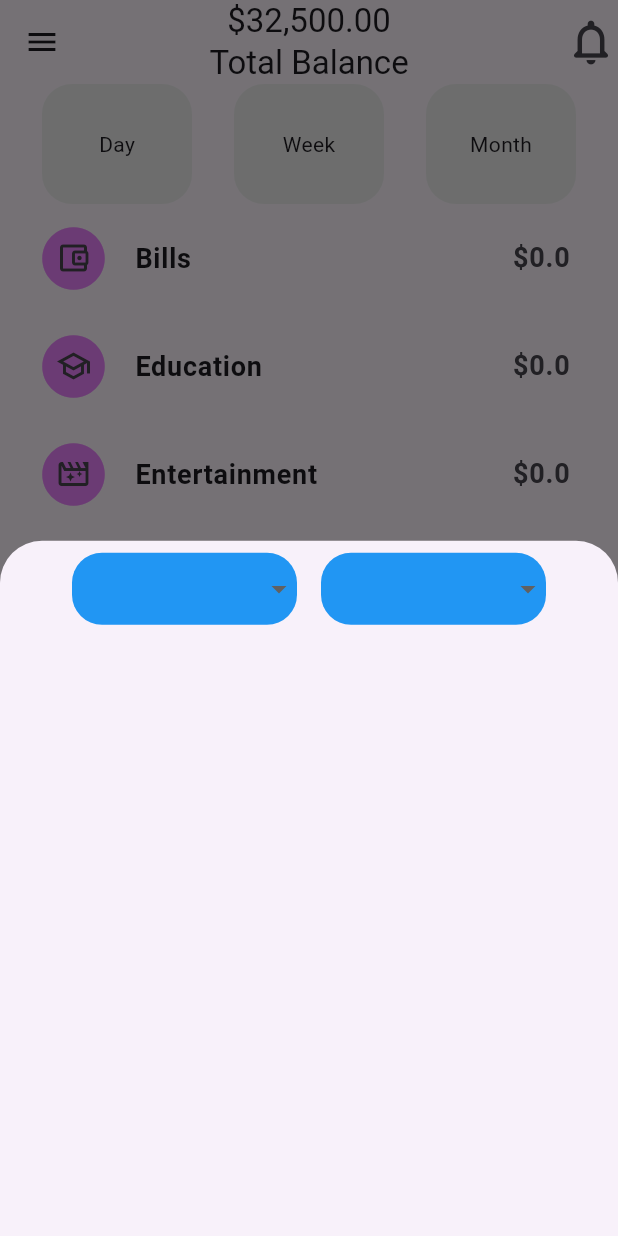
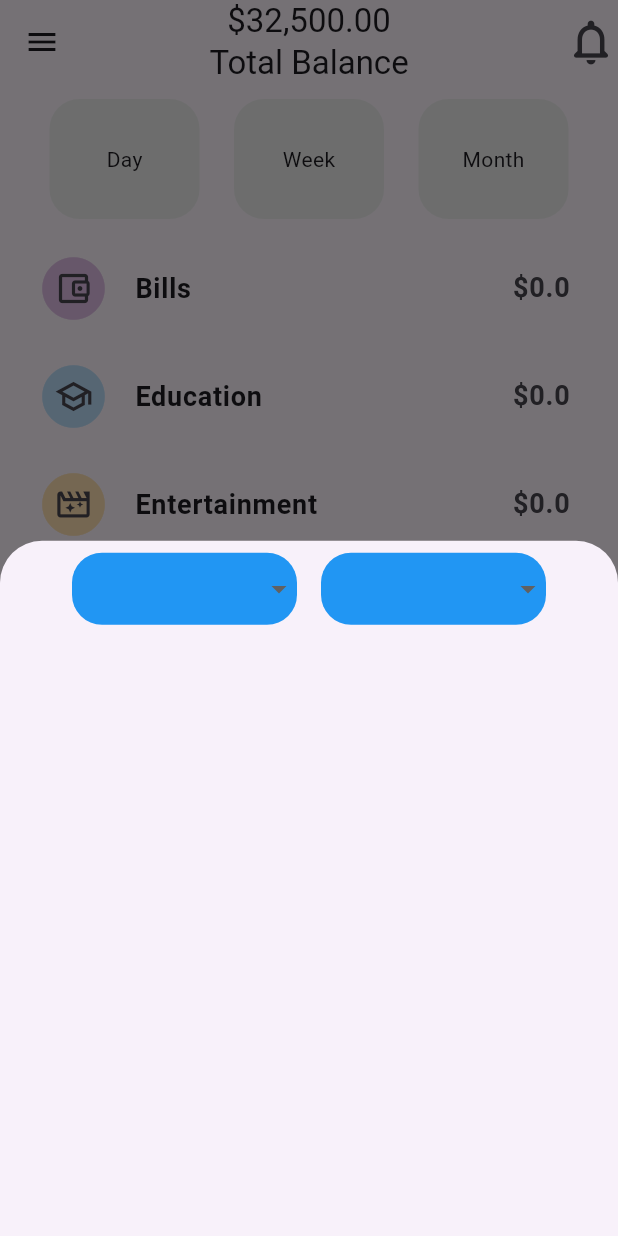
Before and after one commit to muhammadXainAhmad/expense_tracker_sqflite_provider, a Flutter app: the screen it shows after launch, after a tap on the "add" icon, on a phone screen of 412 x 824 dp. Run offline on Flutter 3.47's test engine with Material 3 defaults, Android fonts, the light colour scheme and no system bars; our stand-ins replace sqflite; accounts and stored records are empty.

Commit message:
Implemented btmNavBar functionality

```diff
--- a/lib/Constants/icons.dart
+++ b/lib/Constants/icons.dart
@@ -1,13 +1,25 @@
 import 'package:flutter/material.dart';
 
 Map<String, IconData> icons = {
-  "Bills":Icons.account_balance_wallet_outlined,
-  "Education":Icons.school_outlined,
+  "Bills": Icons.account_balance_wallet_outlined,
+  "Education": Icons.school_outlined,
   "Entertainment": Icons.movie_filter_outlined,
   "Food": Icons.local_pizza_outlined,
-  "Health":Icons.health_and_safety_outlined,
+  "Health": Icons.health_and_safety_outlined,
   "Shopping": Icons.shopping_bag_outlined,
   "Sports": Icons.sports_football_outlined,
   "Transportation": Icons.train_outlined,
   "Miscellaneous": Icons.miscellaneous_services_outlined,
 };
+
+Map<String, Color> categoryColors = {
+  "Bills": Colors.purple.shade100,
+  "Education": Colors.blue.shade100,
+  "Entertainment": Colors.orange.shade100,
+  "Food": Colors.red.shade100,
+  "Health": Colors.teal.shade100,
+  "Shopping": Colors.orangeAccent.shade200,
+  "Sports": Colors.lightGreenAccent.shade400,
+  "Transportation": Colors.cyanAccent.shade100,
+  "Miscellaneous": Colors.blueGrey.shade100,
+};
--- /dev/null
+++ b/lib/Models/btm_nav_bar.dart
@@ -0,0 +1,49 @@
+import 'package:expense_tracker_sqflite_provider/Views/category_screen.dart';
+import 'package:expense_tracker_sqflite_provider/Views/expense_screen.dart';
+import 'package:flutter/material.dart';
+
+class BottomNavBar extends StatefulWidget {
+  const BottomNavBar({super.key});
+
+  @override
+  State<BottomNavBar> createState() => _BottomNavBarState();
+}
+
+class _BottomNavBarState extends State<BottomNavBar> {
+  int _selectedIndex = 0;
+
+  final List<Widget> _pages = [
+    CategoryScreen(),
+    ExpenseScreen(),
+    ExpenseScreen(),
+  ];
+
+  void _onItemTapped(int index) {
+    setState(() {
+      _selectedIndex = index;
+    });
+  }
+
+  @override
+  Widget build(BuildContext context) {
+    return Scaffold(
+      body: _pages[_selectedIndex],
+      bottomNavigationBar: BottomNavigationBar(
+        currentIndex: _selectedIndex,
+        onTap: _onItemTapped,
+        showSelectedLabels: false,
+        showUnselectedLabels: false,
+        unselectedItemColor: Colors.deepPurple.shade100,
+        selectedItemColor: Colors.red,
+        items: const [
+          BottomNavigationBarItem(icon: Icon(Icons.home), label: "Home"),
+          BottomNavigationBarItem(icon: Icon(Icons.add), label: "Add"),
+          BottomNavigationBarItem(
+            icon: Icon(Icons.settings),
+            label: "Settings",
+          ),
+        ],
+      ),
+    );
+  }
+}
--- a/lib/Views/category_screen.dart
+++ b/lib/Views/category_screen.dart
@@ -110,24 +110,13 @@ class _CategoryScreenState extends State<CategoryScreen> {
         child: Icon(Icons.add),
       ),
       drawer: Container(),
-      bottomNavigationBar: BottomNavigationBar(
-        showSelectedLabels: true,
-        showUnselectedLabels: true,
-        unselectedItemColor: Colors.deepPurple.shade100,
-        selectedItemColor: Colors.red,
-        items: const [
-          BottomNavigationBarItem(icon: Icon(Icons.home), label: "Home"),
-          BottomNavigationBarItem(icon: Icon(Icons.person), label: "Profile"),
-          BottomNavigationBarItem(
-            icon: Icon(Icons.settings),
-            label: "Settings",
-          ),
-        ],
-      ),
+
       body: Center(
         child: Column(
           children: [
-            Row(
+            Padding(
+              padding: const EdgeInsets.all(10.0),
+              child: Row(
                 mainAxisAlignment: MainAxisAlignment.spaceEvenly,
                 children: [
                   Container(
@@ -162,6 +151,7 @@ class _CategoryScreenState extends State<CategoryScreen> {
                   ),
                 ],
               ),
+            ),
             Consumer<CategoryProvider>(
               builder: (context, categoryProvider, child) {
                 if (categoryProvider.isLoading) {
@@ -184,9 +174,14 @@ class _CategoryScreenState extends State<CategoryScreen> {
                               Icon(
                                 Icons.circle,
                                 size: 50,
-                                color: Colors.purpleAccent.shade100,
+                                color:
+                                    categoryColors[category['title']] ??
+                                    Colors.grey,
                               ),
-                              Icon(icons[category['title']] ?? Icons.category),
+                              Icon(
+                                icons[category['title']] ?? Icons.category,
+                                size: 26,
+                              ),
                             ],
                           ),
                           title: Text(
--- a/lib/main.dart
+++ b/lib/main.dart
@@ -1,3 +1,4 @@
+import 'package:expense_tracker_sqflite_provider/Models/btm_nav_bar.dart';
 import 'package:expense_tracker_sqflite_provider/Models/category_provider.dart';
 import 'package:expense_tracker_sqflite_provider/Views/category_screen.dart';
 import 'package:expense_tracker_sqflite_provider/Views/expense_screen.dart';
@@ -25,11 +26,12 @@ class MyApp extends StatelessWidget {
       theme: ThemeData(
         colorScheme: ColorScheme.fromSeed(seedColor: Colors.deepPurple),
       ),
-      initialRoute: CategoryScreen.name,
+
       routes: {
         CategoryScreen.name: (context) => const CategoryScreen(),
         ExpenseScreen.name: (context) => const ExpenseScreen(),
       },
+      home: BottomNavBar(),
     );
   }
 }
```
Lines whose indentation alone changed are shown as unchanged.
